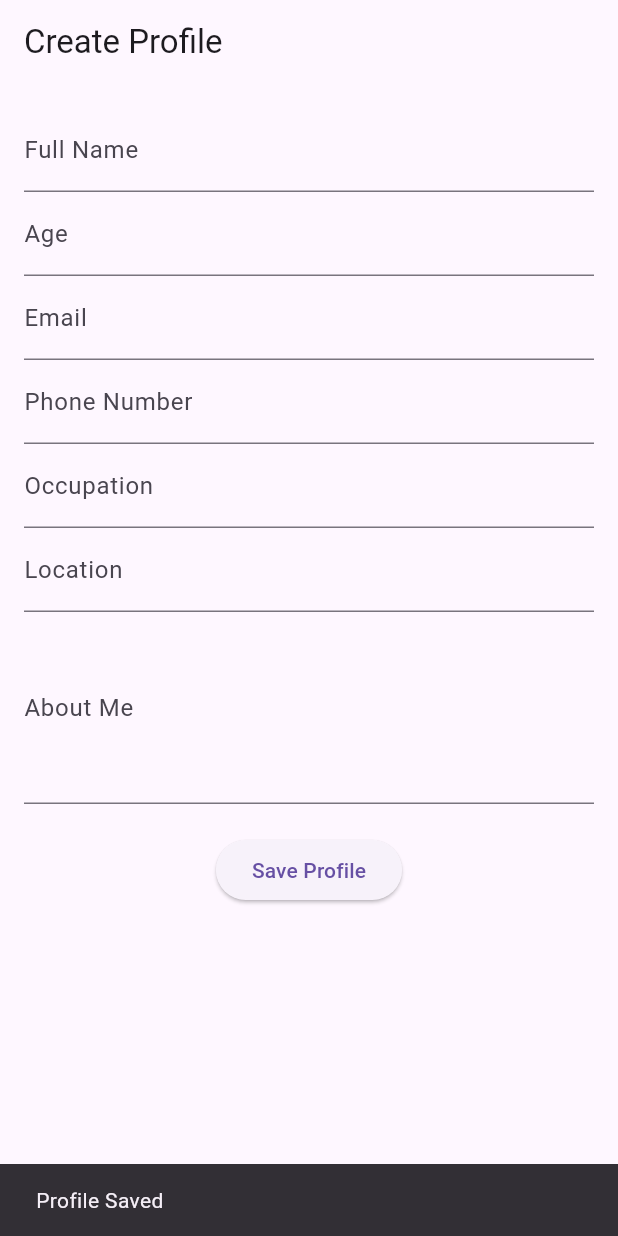
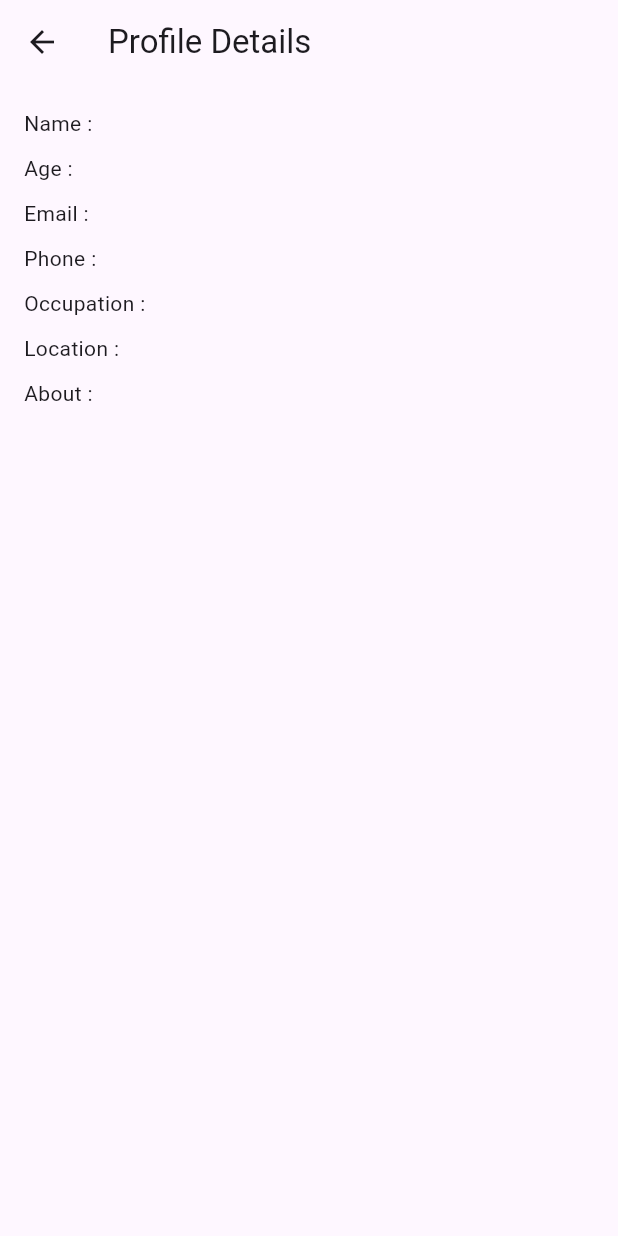
Before and after one commit to Dhanaraj07/PDMA, a Flutter app: the screen it shows after launch, after a tap on "Save Profile", on a phone screen of 412 x 824 dp. Run offline on Flutter 3.47's test engine with Material 3 defaults, Android fonts, the phone set to English and light mode, and no system bars; our stand-ins replace dio, flutter_riverpod, shared_preferences.

Commit message:
Added profile details screen

```diff
--- a/lib/features/profile/screens/create_profile_screen.dart
+++ b/lib/features/profile/screens/create_profile_screen.dart
@@ -1,6 +1,6 @@
 import 'package:flutter/material.dart';
 import 'package:flutter_riverpod/flutter_riverpod.dart';
-
+import 'profile_details_screen.dart';
 import '../data/profile_model.dart';
 import '../providers/profile_provider.dart';
 
@@ -82,9 +82,12 @@ class CreateProfileScreen extends ConsumerWidget {
 
                 ref.read(profileProvider.notifier).state = profile;
 
-                ScaffoldMessenger.of(
+                Navigator.push(
                   context,
-                ).showSnackBar(const SnackBar(content: Text("Profile Saved")));
+                  MaterialPageRoute(
+                    builder: (_) => const ProfileDetailsScreen(),
+                  ),
+                );
               },
               child: const Text("Save Profile"),
             ),
--- a/lib/features/profile/screens/profile_details_screen.dart
+++ b/lib/features/profile/screens/profile_details_screen.dart
@@ -0,0 +1,54 @@
+import 'package:flutter/material.dart';
+import 'package:flutter_riverpod/flutter_riverpod.dart';
+
+import '../providers/profile_provider.dart';
+
+class ProfileDetailsScreen extends ConsumerWidget {
+  const ProfileDetailsScreen({super.key});
+
+  @override
+  Widget build(BuildContext context, WidgetRef ref) {
+    final profile = ref.watch(profileProvider);
+
+    if (profile == null) {
+      return const Scaffold(body: Center(child: Text("No Profile Found")));
+    }
+
+    return Scaffold(
+      appBar: AppBar(title: const Text("Profile Details")),
+      body: Padding(
+        padding: const EdgeInsets.all(16),
+        child: Column(
+          crossAxisAlignment: CrossAxisAlignment.start,
+          children: [
+            Text("Name : ${profile.fullName}"),
+
+            const SizedBox(height: 10),
+
+            Text("Age : ${profile.age}"),
+
+            const SizedBox(height: 10),
+
+            Text("Email : ${profile.email}"),
+
+            const SizedBox(height: 10),
+
+            Text("Phone : ${profile.phone}"),
+
+            const SizedBox(height: 10),
+
+            Text("Occupation : ${profile.occupation}"),
+
+            const SizedBox(height: 10),
+
+            Text("Location : ${profile.location}"),
+
+            const SizedBox(height: 10),
+
+            Text("About : ${profile.aboutMe}"),
+          ],
+        ),
+      ),
+    );
+  }
+}
```
